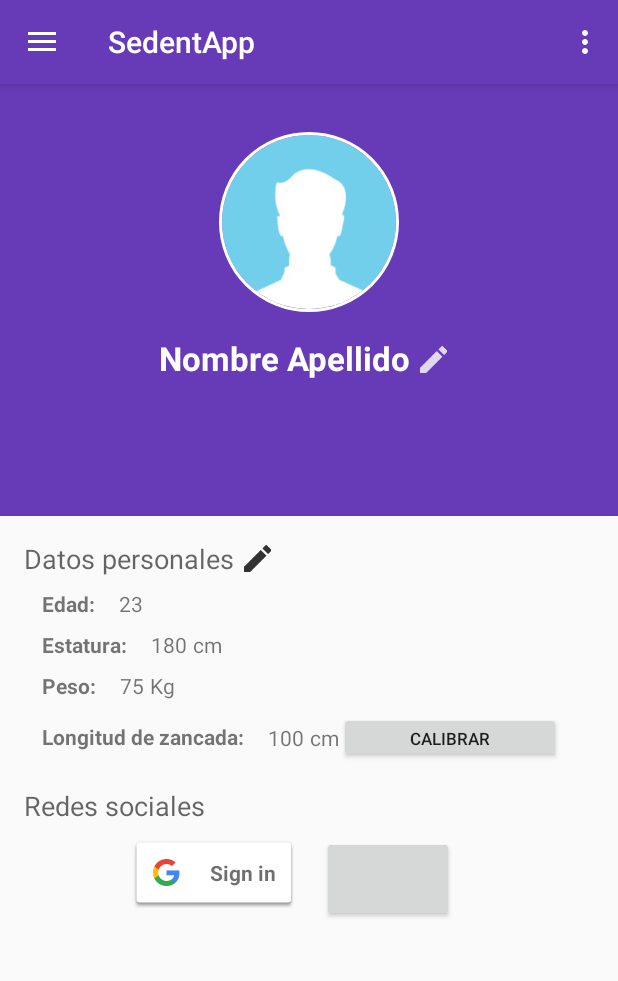
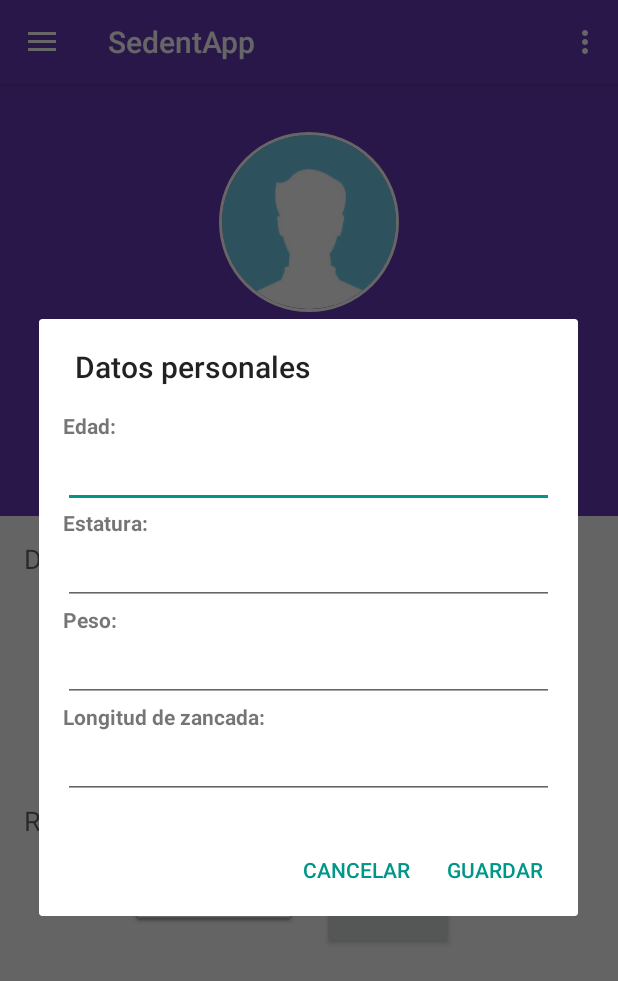
Before and after one commit to angelcastro2/SedentApp, an Android app: the fragment PerfilFragment placed in its activity, after a tap on an icon or button, on a phone screen of 412 x 824 dp. Shown: the top 981 px of the screen. Run offline under Robolectric (Android 15) with nearby library versions, the phone set to English and light mode, and no system bars; our stand-ins replace CircleImageView; libraries missing offline, so code that uses them is left out: com.db.chart, com.facebook, com.facebook.login; plain views replace LoginButton; 16 statements that could not run were skipped.

Commit message:
Añadidos dialogs

```diff
--- a/app/src/main/java/com/sedentapp/sedentapp/sedentapp/PerfilFragment.java
+++ b/app/src/main/java/com/sedentapp/sedentapp/sedentapp/PerfilFragment.java
@@ -1,10 +1,12 @@
 package com.sedentapp.sedentapp.sedentapp;
 
+import android.content.DialogInterface;
 import android.content.Intent;
 import android.os.Bundle;
 import android.support.annotation.NonNull;
 import android.support.annotation.Nullable;
 import android.support.v4.app.Fragment;
+import android.support.v7.app.AlertDialog;
 import android.util.Log;
 import android.view.LayoutInflater;
 import android.view.View;
@@ -108,7 +110,7 @@ public class PerfilFragment extends Fragment {
             }
         });
 
-        Button calibrateStepButton = (Button) getView().findViewById(R.id.calibrate_step_button);
+        ImageButton calibrateStepButton = (ImageButton) getView().findViewById(R.id.calibrate_step_button);
         // Capture button clicks
         calibrateStepButton.setOnClickListener(new View.OnClickListener() {
             public void onClick(View view) {
@@ -132,7 +134,7 @@ public class PerfilFragment extends Fragment {
         boton_edit.setOnClickListener(new View.OnClickListener() {
 
             public void onClick(View v) {
-                Toast.makeText(getActivity(), "Editar nombre", Toast.LENGTH_SHORT).show();
+                personalizarDialogPerfilNombreFoto();
 
             }
         });
@@ -141,7 +143,7 @@ public class PerfilFragment extends Fragment {
         boton_edit2.setOnClickListener(new View.OnClickListener() {
 
             public void onClick(View v) {
-                Toast.makeText(getActivity(), "Editar datos", Toast.LENGTH_SHORT).show();
+                personalizarDialogDatosPersonales();
 
             }
         });
@@ -208,22 +210,19 @@ public class PerfilFragment extends Fragment {
         }
     }
 
-    /**
-     * Abre el alert dialog de editar objetivos
-     * @param objetivo nombre del objetivo a editar para mostrar en un textview
-     */
-    /*public void personalizarObjetivoDialog(String objetivo) {
+
+    public void personalizarDialogPerfilNombreFoto() {
         AlertDialog.Builder dialogBuilder = new AlertDialog.Builder(this.getActivity());
         LayoutInflater inflater = this.getLayoutInflater();
-        final View dialogView = inflater.inflate(R.layout.dialog_objetivos, null);
+        final View dialogView = inflater.inflate(R.layout.dialog_perfil_nombre_foto, null);
         dialogBuilder.setView(dialogView);
 
-        final EditText edt = (EditText) dialogView.findViewById(R.id.editText_edit_objetivo);
-        //recuperamos el textview y ponemos el texto segun el tipo de objetivo
-        TextView tv_tipo_objetivo = dialogView.findViewById(R.id.textview_tipo_objetivo_alertdialog);
-        tv_tipo_objetivo.setText(objetivo);
+//        final EditText edt = (EditText) dialogView.findViewById(R.id.editText_edit_objetivo);
+//        //recuperamos el textview y ponemos el texto segun el tipo de objetivo
+//        TextView tv_tipo_objetivo = dialogView.findViewById(R.id.textview_tipo_objetivo_alertdialog);
+//        tv_tipo_objetivo.setText(objetivo);
 
-        String titulo = getResources().getString(R.string.objetivos_dialog_titulo);
+        String titulo = getResources().getString(R.string.perfil_dialog_nombre);
         String guardar = getResources().getString(R.string.guardar);
         String cancelar = getResources().getString(R.string.cancelar);
         dialogBuilder.setTitle(titulo);
@@ -240,6 +239,40 @@ public class PerfilFragment extends Fragment {
         });
         AlertDialog b = dialogBuilder.create();
         b.show();
-    }*/
+    }
+
+
+    public void personalizarDialogDatosPersonales() {
+        AlertDialog.Builder dialogBuilder = new AlertDialog.Builder(this.getActivity());
+        LayoutInflater inflater = this.getLayoutInflater();
+        final View dialogView = inflater.inflate(R.layout.dialog_perfil_datos_personales, null);
+        dialogBuilder.setView(dialogView);
+
+//        final EditText edt = (EditText) dialogView.findViewById(R.id.editText_edit_objetivo);
+//        //recuperamos el textview y ponemos el texto segun el tipo de objetivo
+//        TextView tv_tipo_objetivo = dialogView.findViewById(R.id.textview_tipo_objetivo_alertdialog);
+//        tv_tipo_objetivo.setText(objetivo);
+
+        String titulo = getResources().getString(R.string.datos_personales_perfil);
+        String guardar = getResources().getString(R.string.guardar);
+        String cancelar = getResources().getString(R.string.cancelar);
+        dialogBuilder.setTitle(titulo);
+        dialogBuilder.setPositiveButton(guardar, new DialogInterface.OnClickListener() {
+            public void onClick(DialogInterface dialog, int whichButton) {
+                //hacer algo con edt.getText().toString();
+            }
+        });
+        dialogBuilder.setNegativeButton(cancelar, new DialogInterface.OnClickListener() {
+            public void onClick(DialogInterface dialog, int whichButton) {
+                //pass
+                dialog.dismiss();
+            }
+        });
+        AlertDialog b = dialogBuilder.create();
+        b.show();
+    }
+
+
+
 
 }
--- /dev/null
+++ b/app/src/main/res/drawable/ic_straighten_white_24px.xml
@@ -0,0 +1,9 @@
+<vector xmlns:android="http://schemas.android.com/apk/res/android"
+    android:width="24dp"
+    android:height="24dp"
+    android:viewportWidth="24"
+    android:viewportHeight="24">
+  <path
+      android:pathData="M21,6L3,6c-1.1,0 -2,0.9 -2,2v8c0,1.1 0.9,2 2,2h18c1.1,0 2,-0.9 2,-2L23,8c0,-1.1 -0.9,-2 -2,-2zM21,16L3,16L3,8h2v4h2L7,8h2v4h2L11,8h2v4h2L15,8h2v4h2L19,8h2v8z"
+      android:fillColor="#FFFFFF"/>
+</vector>
--- /dev/null
+++ b/app/src/main/res/layout/dialog_perfil_datos_personales.xml
@@ -0,0 +1,72 @@
+<?xml version="1.0" encoding="utf-8"?>
+<LinearLayout xmlns:android="http://schemas.android.com/apk/res/android"
+    android:layout_width="match_parent"
+    android:layout_height="match_parent"
+    android:orientation="vertical"
+    android:layout_margin="@dimen/activity_horizontal_margin">
+
+    <LinearLayout
+        android:layout_width="match_parent"
+        android:layout_height="match_parent"
+        android:orientation="vertical"
+        android:layout_margin="@dimen/activity_horizontal_margin">
+
+        <TextView
+            android:id="@+id/tv_dialog_perfil_nf_edad"
+            android:layout_width="match_parent"
+            android:layout_height="wrap_content"
+            android:text="@string/edad_perfil"
+            android:textStyle="bold" />
+
+        <EditText
+            android:id="@+id/edt_dialog_perfil_nf_edad"
+            android:layout_width="match_parent"
+            android:layout_height="wrap_content"
+            android:ems="10"
+            android:inputType="number" />
+
+        <TextView
+            android:id="@+id/tv_dialog_perfil_nf_estatura"
+            android:layout_width="match_parent"
+            android:layout_height="wrap_content"
+            android:text="@string/estatura_perfil"
+            android:textStyle="bold" />
+
+        <EditText
+            android:id="@+id/edt_dialog_perfil_nf_estatura"
+            android:layout_width="match_parent"
+            android:layout_height="wrap_content"
+            android:ems="10"
+            android:inputType="number" />
+
+        <TextView
+            android:id="@+id/tv_dialog_perfil_nf_peso"
+            android:layout_width="match_parent"
+            android:layout_height="wrap_content"
+            android:text="@string/peso_perfil"
+            android:textStyle="bold" />
+
+        <EditText
+            android:id="@+id/edt_dialog_perfil_nf_peso"
+            android:layout_width="match_parent"
+            android:layout_height="wrap_content"
+            android:ems="10"
+            android:inputType="number" />
+
+        <TextView
+            android:id="@+id/tv_dialog_perfil_nf_zancada"
+            android:layout_width="match_parent"
+            android:layout_height="wrap_content"
+            android:text="@string/zancada_perfil"
+            android:textStyle="bold" />
+
+        <EditText
+            android:id="@+id/edt_dialog_perfil_nf_zancada"
+            android:layout_width="match_parent"
+            android:layout_height="wrap_content"
+            android:ems="10"
+            android:inputType="number" />
+
+    </LinearLayout>
+
+</LinearLayout>
--- /dev/null
+++ b/app/src/main/res/layout/dialog_perfil_nombre_foto.xml
@@ -0,0 +1,25 @@
+<?xml version="1.0" encoding="utf-8"?>
+<LinearLayout xmlns:android="http://schemas.android.com/apk/res/android"
+    android:layout_width="match_parent"
+    android:layout_height="match_parent"
+    android:orientation="vertical"
+    android:layout_margin="@dimen/activity_horizontal_margin">
+
+    <LinearLayout
+        android:layout_width="match_parent"
+        android:layout_height="match_parent"
+        android:orientation="vertical"
+        android:layout_margin="@dimen/activity_horizontal_margin">
+
+        <EditText
+            android:id="@+id/edt_dialog_perfil_nf_nombre"
+            android:layout_width="match_parent"
+            android:layout_height="wrap_content"
+            android:ems="10"
+            android:inputType="number" />
+
+    </LinearLayout>
+
+
+
+</LinearLayout>
--- a/app/src/main/res/layout/fragment_perfil.xml
+++ b/app/src/main/res/layout/fragment_perfil.xml
@@ -1,5 +1,6 @@
 <?xml version="1.0" encoding="utf-8"?>
 <LinearLayout xmlns:android="http://schemas.android.com/apk/res/android"
+    xmlns:app="http://schemas.android.com/apk/res-auto"
     android:layout_width="match_parent"
     android:layout_height="match_parent"
     android:weightSum="3"
@@ -200,7 +201,8 @@
                     android:layout_marginLeft="12dp"
                     android:layout_marginStart="12dp"
                     android:text="@string/zancada_perfil"
-                    android:textStyle="bold" />
+                    android:textStyle="bold"
+                    android:layout_gravity="center_vertical"/>
 
                 <TextView
                     android:id="@+id/tv_zancada_valor"
@@ -218,13 +220,19 @@
                     android:layout_marginLeft="4dp"
                     android:text="@string/zancada_unidad" />
 
-                <Button
+                <!--<Button-->
+                    <!--android:id="@+id/calibrate_step_button"-->
+                    <!--android:layout_width="wrap_content"-->
+                    <!--android:layout_height="32dp"-->
+                    <!--android:text="@string/calibration_step_text"-->
+                    <!--android:textSize="10sp" />-->
+                <ImageButton
                     android:id="@+id/calibrate_step_button"
-                    android:layout_width="90dp"
-                    android:layout_height="34dp"
-                    android:layout_weight="1"
-                    android:text="@string/calibration_step_text"
-                    android:textSize="5pt" />
+                    android:layout_width="wrap_content"
+                    android:layout_height="wrap_content"
+                    app:srcCompat="@drawable/ic_straighten_white_24px"
+                    android:tint="@color/black"
+                    android:backgroundTint="@android:color/transparent"/>
 
             </LinearLayout>
 
@@ -286,10 +294,8 @@
             <com.facebook.login.widget.LoginButton
                 android:id="@+id/login_button"
                 android:layout_width="wrap_content"
-                android:layout_height="57dp"
-                android:layout_gravity="center_horizontal"
-                android:layout_marginBottom="30dp"
-                android:layout_marginTop="30dp" />
+                android:layout_height="65dp"
+                android:layout_gravity="center_vertical"/>
 
         </LinearLayout>
 
--- a/app/src/main/res/values/strings.xml
+++ b/app/src/main/res/values/strings.xml
@@ -74,6 +74,8 @@
     <string name="facebook_app_id">595917787453039</string>
     <string name="fb_login_protocol_scheme">fb595917787453039</string>
 
+    <!-- Perfil dialog -->
+    <string name="perfil_dialog_nombre">Nombre</string>
 
     <!-- Inicio fragment -->
     <string name="tiempoInactividad">Tiempo de Inactividad</string>
```
